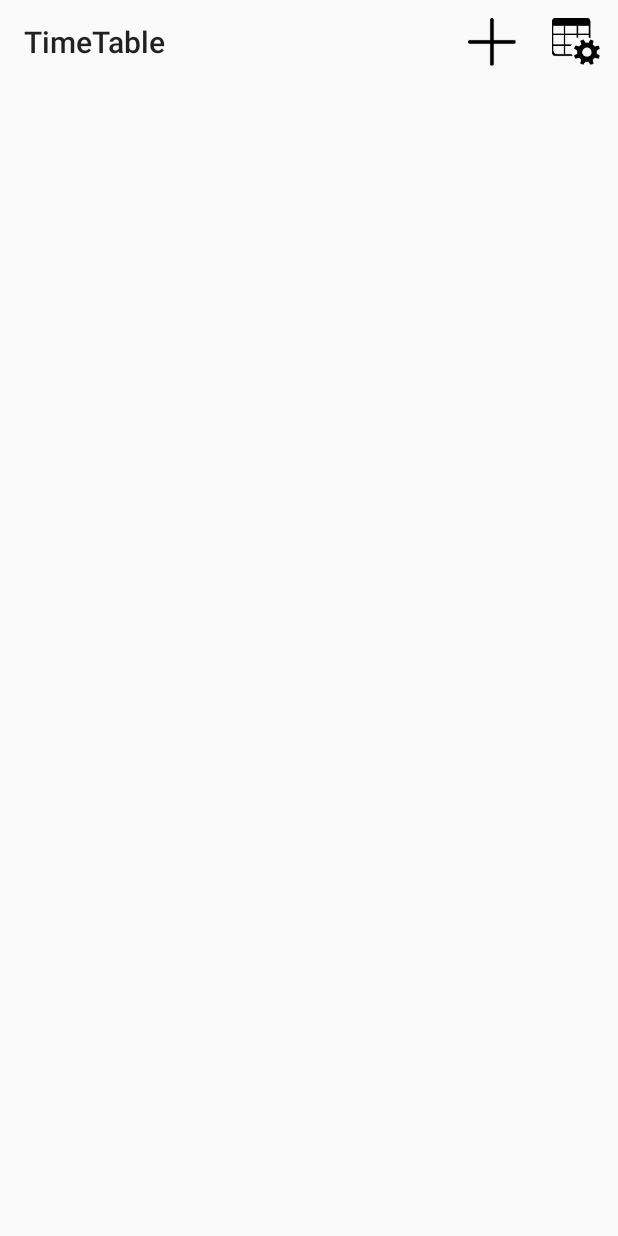
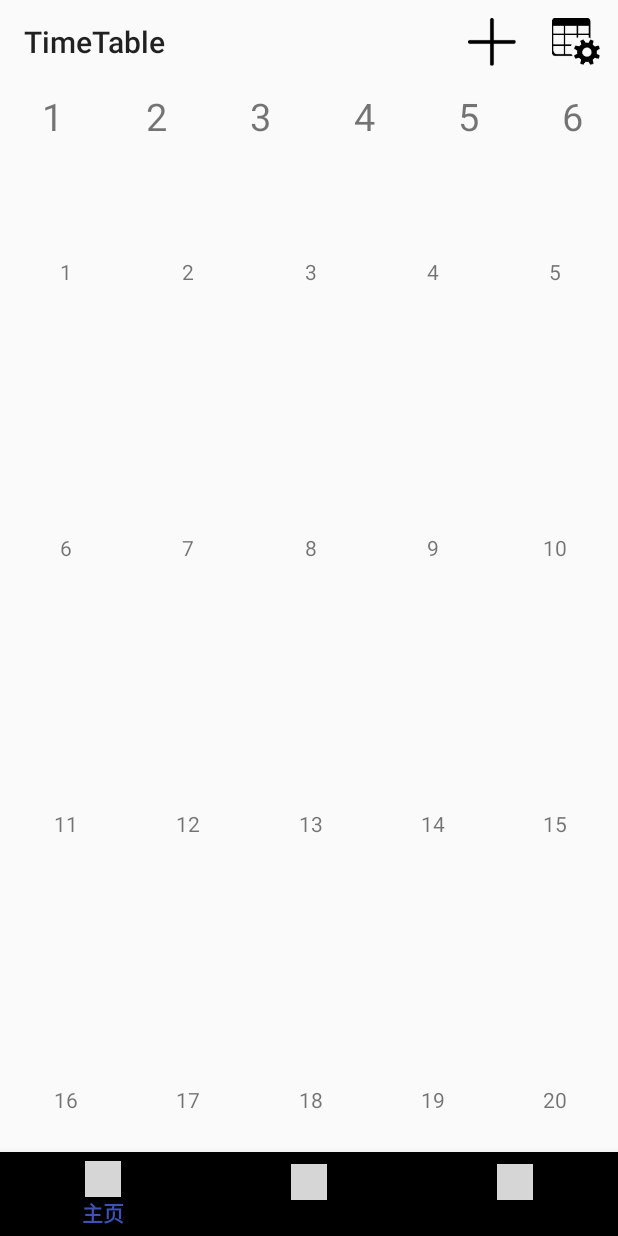
Before and after one commit to zzzyyf/Dachuang2018, an Android app: the screen it shows after launch (MainActivity), on a phone screen of 412 x 824 dp. Before the commit the screen is almost empty. Run offline under Robolectric (Android 15) with nearby library versions, the phone set to English and light mode, and no system bars; grey boxes are pictures that could not be loaded.

Commit message:
Third commit, finished fundamental timetable UI including timetable RecyclerView. TODO: weekPicker, Toolbar, BottomNaviBar

```diff
--- a/app/build.gradle
+++ b/app/build.gradle
@@ -23,6 +23,7 @@ dependencies {
     implementation 'com.android.support:appcompat-v7:28.0.0'
     implementation 'com.android.support.constraint:constraint-layout:1.1.3'
     implementation 'com.android.support:recyclerview-v7:28.0.0'
+    implementation 'com.android.support:design:28.0.0'
     testImplementation 'junit:junit:4.12'
     androidTestImplementation 'com.android.support.test:runner:1.0.2'
     androidTestImplementation 'com.android.support.test.espresso:espresso-core:3.0.2'
--- a/app/src/main/AndroidManifest.xml
+++ b/app/src/main/AndroidManifest.xml
@@ -8,7 +8,7 @@
         android:label="@string/app_name"
         android:roundIcon="@mipmap/ic_launcher_round"
         android:supportsRtl="true"
-        android:theme="@style/Theme.AppCompat.Light.NoActionBar">
+        android:theme="@style/AppTheme">
         <activity android:name=".MainActivity">
             <intent-filter>
                 <action android:name="android.intent.action.MAIN" />
--- a/app/src/main/java/com/example/zyf/timetable/MainActivity.java
+++ b/app/src/main/java/com/example/zyf/timetable/MainActivity.java
@@ -2,31 +2,75 @@ package com.example.zyf.timetable;
 
 import android.support.v7.app.AppCompatActivity;
 import android.os.Bundle;
+import android.support.v7.widget.GridLayoutManager;
+import android.support.v7.widget.LinearLayoutManager;
 import android.support.v7.widget.RecyclerView;
 import android.support.v7.widget.Toolbar;
 import android.view.Menu;
+import android.widget.NumberPicker;
+
+import java.util.ArrayList;
 import java.util.List;
 
 
 public class MainActivity extends AppCompatActivity {
     RecyclerView tableView;
+    RecyclerView picker;
     List<SingleClass> classList;
+    List<Integer> weekList;
+    int year, month, day;
+    int currentWeek, startWeek=1, endWeek=20;
+    int currentWeekday;
+    int daysPerWeek=5, classesPerDay=12;
     @Override
     protected void onCreate(Bundle savedInstanceState) {
         super.onCreate(savedInstanceState);
         setContentView(R.layout.activity_main);
         Toolbar toolbar = findViewById(R.id.toolbar);
         setSupportActionBar(toolbar);
-        //读取或初始化classList
+        //TODO: add BottomNaviBar & Toolbar menu
+        //初始化Lists
+        classList = new ArrayList<>();
+        initClassListTest(classList);
+        weekList = new ArrayList<>();
+        initWeekList(startWeek, endWeek, weekList);
+
+        //初始化RecyclerViews
         tableView = findViewById(R.id.table_view);
+        GridLayoutManager manager = new GridLayoutManager(this, daysPerWeek, LinearLayoutManager.VERTICAL, false);
+        tableView.setLayoutManager(manager);
 
+        SingleClassAdapter adapter = new SingleClassAdapter(classList);
+        tableView.setAdapter(adapter);
+
+        picker = findViewById(R.id.picker);
+        LinearLayoutManager linearManager = new LinearLayoutManager(this, LinearLayoutManager.HORIZONTAL, false);
+        picker.setLayoutManager(linearManager);
+
+        PickerAdapter weekAdapter = new PickerAdapter(weekList);
+        picker.setAdapter(weekAdapter);
+
+        //TODO: Make WeekPicker be able to swipe & pick
     }
     @Override
     public boolean onCreateOptionsMenu(Menu menu) {
         getMenuInflater().inflate(R.menu.main_menu, menu);
         return true;
     }
-
+    public void initClassListTest(List<SingleClass> list){
+        list.clear();
+        for(int i = 0;i<50;i++){
+            SingleClass initClass = new SingleClass();
+            initClass.setClassName(i+1+"");
+            initClass.setClassPlace("");
+            list.add(initClass);
+        }
+    }
+    public void initWeekList(int start, int end, List<Integer> list){
+        for (int i=start;i<=end;i++){
+            list.add(i);
+        }
+    }
     /**
      * 添加一节课
      * @param cls 要添加的课
--- /dev/null
+++ b/app/src/main/java/com/example/zyf/timetable/PickerAdapter.java
@@ -0,0 +1,43 @@
+package com.example.zyf.timetable;
+
+import android.service.autofill.TextValueSanitizer;
+import android.support.annotation.NonNull;
+import android.support.v7.widget.RecyclerView;
+import android.view.LayoutInflater;
+import android.view.View;
+import android.view.ViewGroup;
+import android.widget.TextView;
+
+import java.util.List;
+
+public class PickerAdapter extends RecyclerView.Adapter<PickerAdapter.ViewHolder> {
+    List<Integer> weekList;
+    int startWeek, endWeek;
+    class ViewHolder extends RecyclerView.ViewHolder{
+        TextView weekNum;
+        public ViewHolder(View v){
+            super(v);
+            weekNum = v.findViewById(R.id.week_num);
+        }
+    }
+    public PickerAdapter(List<Integer> list){
+        weekList = list;
+    }
+
+    @NonNull
+    @Override
+    public ViewHolder onCreateViewHolder(@NonNull ViewGroup viewGroup, int i) {
+        View v = LayoutInflater.from(viewGroup.getContext()).inflate(R.layout.picker_item, viewGroup, false);
+        return new ViewHolder(v);
+    }
+
+    @Override
+    public void onBindViewHolder(@NonNull ViewHolder viewHolder, int i) {
+        viewHolder.weekNum.setText(weekList.get(i).toString());
+    }
+
+    @Override
+    public int getItemCount() {
+        return weekList.size();
+    }
+}
--- a/app/src/main/java/com/example/zyf/timetable/SingleClass.java
+++ b/app/src/main/java/com/example/zyf/timetable/SingleClass.java
@@ -1,7 +1,4 @@
 package com.example.zyf.timetable;
-
-import java.util.Arrays;
-import java.util.Objects;
 
 /**
  * 表示课程表上周几的某一节大课（注意与一门课作区分）
--- a/app/src/main/res/layout/activity_main.xml
+++ b/app/src/main/res/layout/activity_main.xml
@@ -15,8 +15,23 @@
         app:layout_constraintTop_toTopOf="parent"
         />
     <android.support.v7.widget.RecyclerView
+        android:id="@+id/picker"
+        android:layout_width="match_parent"
+        android:layout_height="wrap_content"
+        app:layout_constraintTop_toBottomOf="@id/toolbar"/>
+    <android.support.v7.widget.RecyclerView
         android:id="@+id/table_view"
         android:layout_width="match_parent"
+        android:layout_height="0dp"
+        app:layout_constraintTop_toBottomOf="@id/picker"
+        app:layout_constraintBottom_toTopOf="@id/bottom_navi"
+        android:layout_margin="2dp"
+        app:layout_constraintHeight_default="spread"
+        />
+    <android.support.design.widget.BottomNavigationView
+        android:layout_width="match_parent"
         android:layout_height="wrap_content"
-        />
+        android:id="@+id/bottom_navi"
+        app:layout_constraintBottom_toBottomOf="parent"
+        app:menu="@menu/main_navi_menu"/>
 </android.support.constraint.ConstraintLayout>
--- a/app/src/main/res/layout/class_item.xml
+++ b/app/src/main/res/layout/class_item.xml
@@ -1,28 +1,37 @@
 <?xml version="1.0" encoding="utf-8"?>
 <android.support.constraint.ConstraintLayout xmlns:android="http://schemas.android.com/apk/res/android"
-    android:layout_width="match_parent"
-    android:layout_height="match_parent"
-    xmlns:app="http://schemas.android.com/apk/res-auto">
+    xmlns:app="http://schemas.android.com/apk/res-auto"
+    xmlns:tools="http://schemas.android.com/tools"
+    android:layout_width="80dp"
+    android:layout_height="180dp"
+    android:layout_margin="2dp"
+    >
+
     <TextView
         android:id="@+id/class_name"
+        android:layout_width="match_parent"
+        android:layout_height="wrap_content"
+        android:layout_margin="2dp"
         android:text="testname"
-        android:layout_margin="4dp"
-        android:layout_width="wrap_content"
-        android:layout_height="wrap_content"
+        android:textAlignment="center"
+        app:layout_constraintBottom_toTopOf="@id/class_place"
         app:layout_constraintEnd_toEndOf="parent"
         app:layout_constraintStart_toStartOf="parent"
         app:layout_constraintTop_toTopOf="parent"
-        app:layout_constraintBottom_toTopOf="@id/class_place"
-        app:layout_constraintVertical_chainStyle="packed"/>
+        app:layout_constraintVertical_chainStyle="packed"
+        />
+
     <TextView
         android:id="@+id/class_place"
-        android:layout_margin="4dp"
+        android:layout_width="match_parent"
+        android:layout_height="wrap_content"
+        android:layout_margin="2dp"
+        android:textAlignment="center"
         android:text="testplace"
-        android:layout_width="wrap_content"
-        android:layout_height="wrap_content"
+        app:layout_constraintBottom_toBottomOf="parent"
         app:layout_constraintEnd_toEndOf="parent"
         app:layout_constraintStart_toStartOf="parent"
         app:layout_constraintTop_toBottomOf="@id/class_name"
-        app:layout_constraintBottom_toBottomOf="parent"/>
+        app:layout_constraintWidth_percent="0.2" />
 
 </android.support.constraint.ConstraintLayout>
--- /dev/null
+++ b/app/src/main/res/layout/picker_item.xml
@@ -0,0 +1,17 @@
+<?xml version="1.0" encoding="utf-8"?>
+<android.support.constraint.ConstraintLayout xmlns:android="http://schemas.android.com/apk/res/android"
+    android:layout_width="wrap_content"
+    android:layout_height="wrap_content"
+    xmlns:app="http://schemas.android.com/apk/res-auto">
+    <TextView
+        android:id="@+id/week_num"
+        android:layout_margin="4dp"
+        android:layout_width="0dp"
+        android:layout_height="wrap_content"
+        app:layout_constraintTop_toTopOf="parent"
+        app:layout_constraintBottom_toBottomOf="parent"
+        app:layout_constraintDimensionRatio="2:1"
+        android:text="1"
+        android:gravity="center"
+        android:textSize="25sp"/>
+</android.support.constraint.ConstraintLayout>
--- /dev/null
+++ b/app/src/main/res/menu/main_navi_menu.xml
@@ -0,0 +1,18 @@
+<?xml version="1.0" encoding="utf-8"?>
+<menu xmlns:android="http://schemas.android.com/apk/res/android">
+    <item
+        android:id="@+id/navi_main"
+        android:title="主页"
+        android:icon="@mipmap/outline_home_black_48dp"
+        />
+    <item
+        android:id="@+id/navi_table"
+        android:title="课程表"
+        android:icon="@mipmap/outline_view_module_black_48dp"
+        />
+    <item
+        android:id="@+id/navi_plans"
+        android:title="计划"
+        android:icon="@mipmap/outline_event_note_black_48dp"
+        />
+</menu>
--- a/app/src/main/res/values/styles.xml
+++ b/app/src/main/res/values/styles.xml
@@ -1,7 +1,7 @@
 <resources>
 
     <!-- Base application theme. -->
-    <style name="AppTheme" parent="Theme.AppCompat.Light.DarkActionBar">
+    <style name="AppTheme" parent="Theme.AppCompat.Light.NoActionBar">
         <!-- Customize your theme here. -->
         <item name="colorPrimary">@color/colorPrimary</item>
         <item name="colorPrimaryDark">@color/colorPrimaryDark</item>
```
